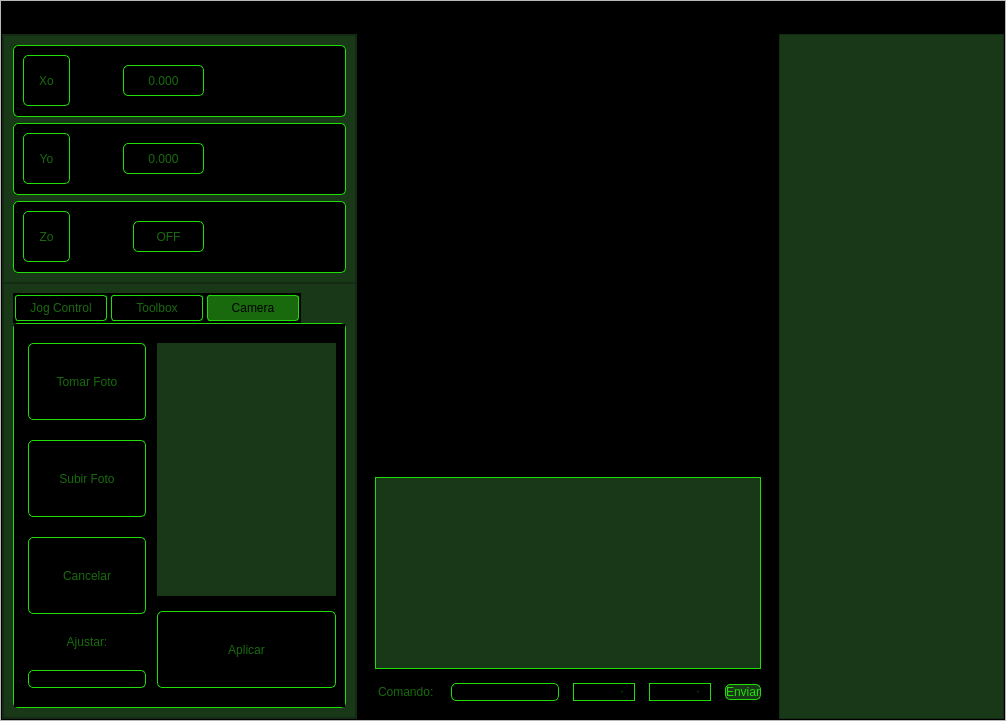
First picture: the form in GUIFuncional/GUIDrawXY.ui, repository andresxvalencia/CNC_DrawXY, before the edit.
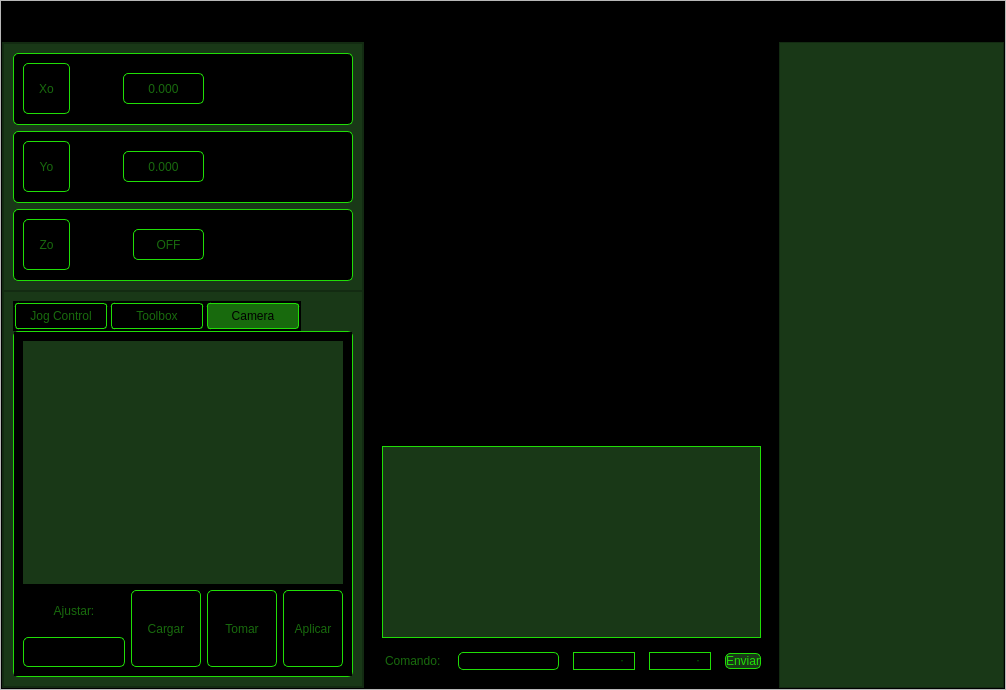
Second picture: the form after the edit. Icons and pictures are not drawn.

Commit message:
Modificación Camera GUI
Arreglo de espacios

```diff
--- a/GUIFuncional/GUIDrawXY.ui
+++ b/GUIFuncional/GUIDrawXY.ui
@@ -265,7 +265,7 @@
             </property>
             <property name="maximumSize">
              <size>
-              <width>400</width>
+              <width>500</width>
               <height>16777215</height>
              </size>
             </property>
@@ -815,50 +815,26 @@
                    <attribute name="title">
                     <string>Camera</string>
                    </attribute>
-                   <layout class="QHBoxLayout" name="horizontalLayout_6">
-                    <item>
-                     <layout class="QVBoxLayout" name="verticalLayout_6">
-                      <property name="spacing">
-                       <number>20</number>
+                   <layout class="QGridLayout" name="gridLayout_6">
+                    <item row="0" column="0" colspan="2">
+                     <widget class="QLabel" name="label_3">
+                      <property name="minimumSize">
+                       <size>
+                        <width>179</width>
+                        <height>240</height>
+                       </size>
                       </property>
-                      <property name="leftMargin">
-                       <number>5</number>
+                      <property name="styleSheet">
+                       <string notr="true">border-image: url(:/Camera/imagenes/defecto.png);</string>
                       </property>
-                      <property name="topMargin">
-                       <number>10</number>
+                      <property name="text">
+                       <string/>
                       </property>
-                      <property name="rightMargin">
-                       <number>5</number>
-                      </property>
-                      <property name="bottomMargin">
-                       <number>10</number>
-                      </property>
-                      <item>
-                       <widget class="QPushButton" name="takePhotoButton">
-                        <property name="text">
-                         <string>Tomar Foto</string>
-                        </property>
-                        <property name="icon">
-                         <iconset resource="recursos.qrc">
-                          <normaloff>:/Camera/imagenes/camera.svg</normaloff>:/Camera/imagenes/camera.svg</iconset>
-                        </property>
-                       </widget>
-                      </item>
-                      <item>
-                       <widget class="QPushButton" name="uploadPhotoButton">
-                        <property name="text">
-                         <string>Subir Foto</string>
-                        </property>
-                       </widget>
-                      </item>
-                      <item>
-                       <widget class="QPushButton" name="cancelButton">
-                        <property name="text">
-                         <string>Cancelar</string>
-                        </property>
-                       </widget>
-                      </item>
-                      <item>
+                     </widget>
+                    </item>
+                    <item row="1" column="0">
+                     <layout class="QGridLayout" name="gridLayout_4">
+                      <item row="0" column="0">
                        <widget class="QLabel" name="label_9">
                         <property name="minimumSize">
                          <size>
@@ -879,12 +855,12 @@
                         </property>
                        </widget>
                       </item>
-                      <item>
-                       <widget class="QLineEdit" name="inputThreshold">
+                      <item row="1" column="0">
+                       <widget class="QLineEdit" name="inputEdit_2">
                         <property name="minimumSize">
                          <size>
                           <width>0</width>
-                          <height>0</height>
+                          <height>30</height>
                          </size>
                         </property>
                         <property name="styleSheet">
@@ -900,40 +876,55 @@
                       </item>
                      </layout>
                     </item>
-                    <item>
-                     <layout class="QVBoxLayout" name="verticalLayout_7">
-                      <property name="spacing">
-                       <number>15</number>
-                      </property>
-                      <property name="topMargin">
-                       <number>10</number>
-                      </property>
-                      <property name="bottomMargin">
-                       <number>10</number>
-                      </property>
-                      <item>
-                       <widget class="QLabel" name="photo">
+                    <item row="1" column="1">
+                     <layout class="QGridLayout" name="gridLayout_5">
+                      <item row="0" column="2">
+                       <widget class="QPushButton" name="pushButton_3">
                         <property name="minimumSize">
                          <size>
-                          <width>179</width>
+                          <width>60</width>
                           <height>0</height>
                          </size>
                         </property>
-                        <property name="styleSheet">
-                         <string notr="true">border-image: url(:/Camera/imagenes/defecto.png);</string>
-                        </property>
-                        <property name="text">
-                         <string/>
-                        </property>
-                       </widget>
-                      </item>
-                      <item>
-                       <widget class="QPushButton" name="thresholdButton">
                         <property name="text">
                          <string>Aplicar</string>
                         </property>
                        </widget>
                       </item>
+                      <item row="0" column="0">
+                       <widget class="QPushButton" name="pushButton_2">
+                        <property name="minimumSize">
+                         <size>
+                          <width>70</width>
+                          <height>0</height>
+                         </size>
+                        </property>
+                        <property name="text">
+                         <string>Cargar</string>
+                        </property>
+                        <property name="icon">
+                         <iconset resource="recursos.qrc">
+                          <normaloff>:/Camera/imagenes/cargar.svg</normaloff>:/Camera/imagenes/cargar.svg</iconset>
+                        </property>
+                       </widget>
+                      </item>
+                      <item row="0" column="1">
+                       <widget class="QPushButton" name="pushButton">
+                        <property name="minimumSize">
+                         <size>
+                          <width>70</width>
+                          <height>0</height>
+                         </size>
+                        </property>
+                        <property name="text">
+                         <string>Tomar</string>
+                        </property>
+                        <property name="icon">
+                         <iconset resource="recursos.qrc">
+                          <normaloff>:/Camera/imagenes/camera.svg</normaloff>:/Camera/imagenes/camera.svg</iconset>
+                        </property>
+                       </widget>
+                      </item>
                      </layout>
                     </item>
                    </layout>
@@ -956,7 +947,7 @@
             </property>
             <property name="maximumSize">
              <size>
-              <width>450</width>
+              <width>470</width>
               <height>16777215</height>
              </size>
             </property>
```
